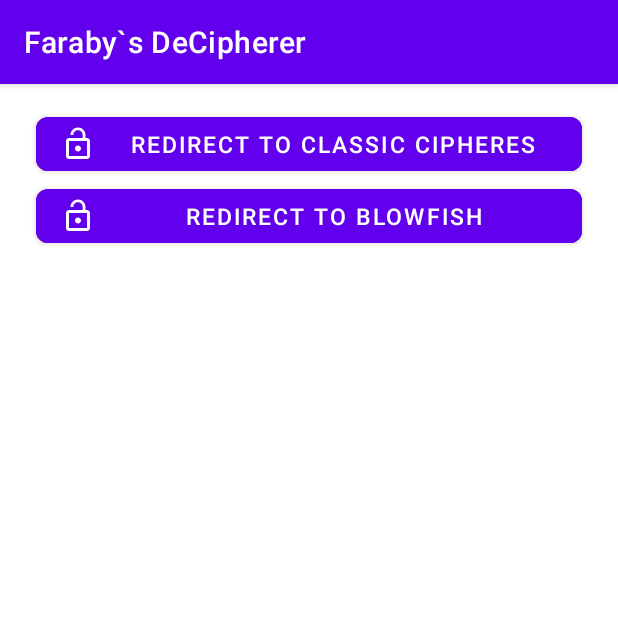
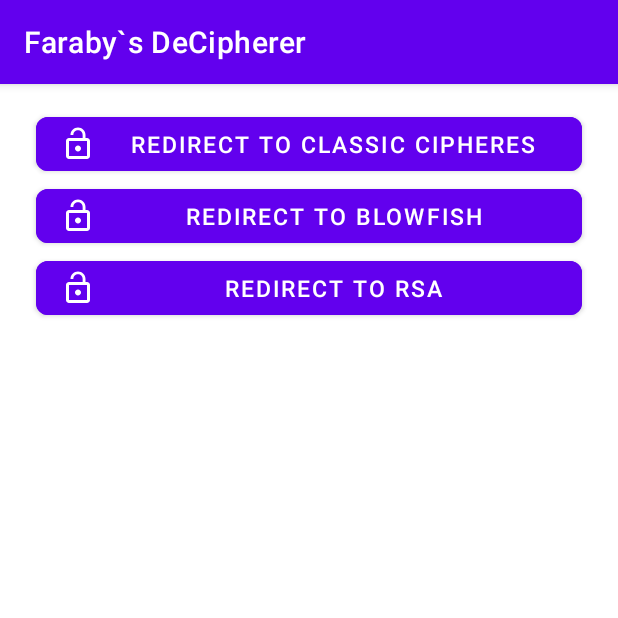
Before and after one commit to Farad2020/DeCoder, an Android app: the screen it shows after launch (MainActivity), on a phone screen of 412 x 824 dp, the top half of it. Run offline under Robolectric (Android 15) with nearby library versions, the phone set to English and light mode, and no system bars; our stand-ins replace data binding, navigation-ui.

Commit message:
rsa added

```diff
--- a/app/src/main/java/com/example/decoder/MainHubFragment.kt
+++ b/app/src/main/java/com/example/decoder/MainHubFragment.kt
@@ -38,6 +38,13 @@ class MainHubFragment : Fragment() {
             view?.findNavController()?.navigate(action)
         }
 
+        val rsaCiphereBtn = binding.redirectToRsaBtn
+        rsaCiphereBtn.setOnClickListener {
+            val action = MainHubFragmentDirections.actionMainHubFragmentToRSAFragment()
+            // Navigate using that action
+            view?.findNavController()?.navigate(action)
+        }
+
         return binding.root
     }
 
--- a/app/src/main/res/layout/fragment_main_hub.xml
+++ b/app/src/main/res/layout/fragment_main_hub.xml
@@ -45,5 +45,23 @@
         app:strokeWidth="2dp"
         app:icon="@drawable/ic_baseline_lock_open_24"/>
 
+    <com.google.android.material.button.MaterialButton
+        android:id="@+id/redirect_to_rsa_btn"
+        android:layout_width="match_parent"
+        android:layout_weight="1"
+        android:layout_height="wrap_content"
+        app:layout_constraintTop_toBottomOf="@+id/redirect_to_blowfish_btn"
+        app:layout_constraintStart_toStartOf="parent"
+        android:text="@string/redirect_to_rsa"
+        android:layout_marginHorizontal="8dp"
+
+        android:textColor="@color/white"
+        android:textSize="15sp"
+        app:cornerRadius="8dp"
+        app:rippleColor="#33AAAAAA"
+        app:strokeColor="@color/purple_500"
+        app:strokeWidth="2dp"
+        app:icon="@drawable/ic_baseline_lock_open_24"/>
+
 </androidx.constraintlayout.widget.ConstraintLayout>
 </layout>
--- a/app/src/main/res/navigation/nav_graph.xml
+++ b/app/src/main/res/navigation/nav_graph.xml
@@ -27,5 +27,13 @@
         <action
             android:id="@+id/action_mainHubFragment_to_blowfishFragment"
             app:destination="@id/blowfishFragment" />
+        <action
+            android:id="@+id/action_mainHubFragment_to_RSAFragment"
+            app:destination="@id/RSAFragment" />
     </fragment>
+    <fragment
+        android:id="@+id/RSAFragment"
+        android:name="com.example.decoder.RSAFragment"
+        android:label="fragment_rsa"
+        tools:layout="@layout/fragment_rsa" />
 </navigation>
--- a/app/src/main/res/values/strings.xml
+++ b/app/src/main/res/values/strings.xml
@@ -18,4 +18,5 @@
     <string name="redirect_to_blowfish">Redirect To Blowfish</string>
     <string name="redirect_to_classic_cipheres">Redirect To Classic Cipheres</string>
     <string name="blowfish_result">Blowfish Result:</string>
+    <string name="redirect_to_rsa">Redirect To RSA</string>
 </resources>
```
Also changed, not shown: app/src/main/java/com/example/decoder/RSAFragment.kt (added, +71 -0 lines), app/src/main/java/com/example/decoder/coderClasses/RSA.java (added, +72 -0 lines), app/src/main/res/layout/fragment_rsa.xml (added, +89 -0 lines), 13 other files.
